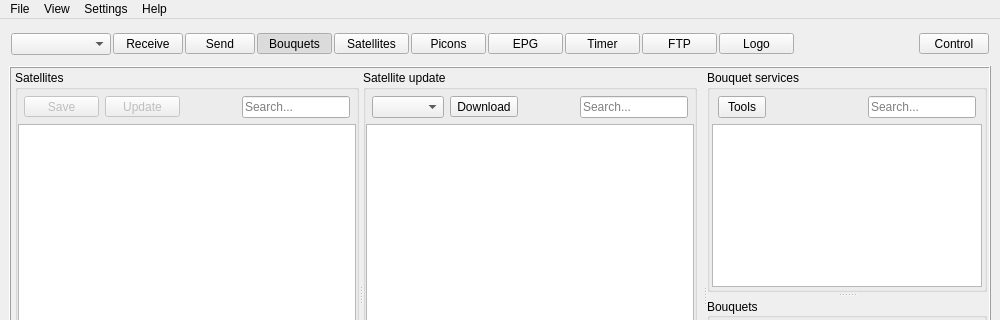
Above: app/ui/res/main.ui from DYefremov/E2Toolkit before the change; both pictures show x 0 to 1000 and y 0 to 320 of the 1000 by 700 pixel window. Below: the same form after it.
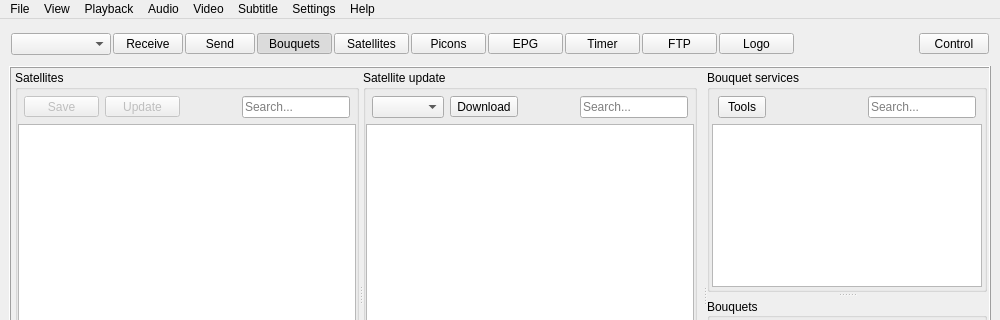
That is the form after the change. The open tabs and pages were chosen to show the change. Icons and pictures are not drawn.

Commit message: added playback items to menu bar

```diff
--- a/app/ui/res/main.ui
+++ b/app/ui/res/main.ui
@@ -2258,8 +2258,41 @@
     <addaction name="separator"/>
     <addaction name="tools_menu"/>
    </widget>
+   <widget class="QMenu" name="audio_menu">
+    <property name="title">
+     <string>Audio</string>
+    </property>
+    <addaction name="audio_track_action"/>
+   </widget>
+   <widget class="QMenu" name="video_menu">
+    <property name="title">
+     <string>Video</string>
+    </property>
+    <widget class="QMenu" name="aspect_ratio_menu">
+     <property name="title">
+      <string>Aspect ratio</string>
+     </property>
+    </widget>
+    <addaction name="aspect_ratio_menu"/>
+   </widget>
+   <widget class="QMenu" name="subtitle_menu">
+    <property name="title">
+     <string>Subtitle</string>
+    </property>
+    <addaction name="subtitle_track_action"/>
+   </widget>
+   <widget class="QMenu" name="playback_menu">
+    <property name="title">
+     <string>Playback</string>
+    </property>
+    <addaction name="close_playback_action"/>
+   </widget>
    <addaction name="file_menu"/>
    <addaction name="view_menu"/>
+   <addaction name="playback_menu"/>
+   <addaction name="audio_menu"/>
+   <addaction name="video_menu"/>
+   <addaction name="subtitle_menu"/>
    <addaction name="settings_menu"/>
    <addaction name="help_menu"/>
   </widget>
```
Left out of the diff: 71 changed lines with no effect on the pictures. The commit also changes 1 other file.
